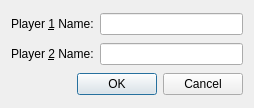
This is Chapter 3/tictactoe/configurationdialog.ui in starrynights89/Game_practice_Qt-5.10 as Qt 5 draws it before an edit. The edited form follows.
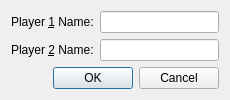
This is the edited form.

```diff
--- a/Chapter 3/tictactoe/configurationdialog.ui
+++ b/Chapter 3/tictactoe/configurationdialog.ui
@@ -6,8 +6,8 @@
    <rect>
     <x>0</x>
     <y>0</y>
-    <width>254</width>
-    <height>108</height>
+    <width>230</width>
+    <height>93</height>
    </rect>
   </property>
   <property name="windowTitle">
```
